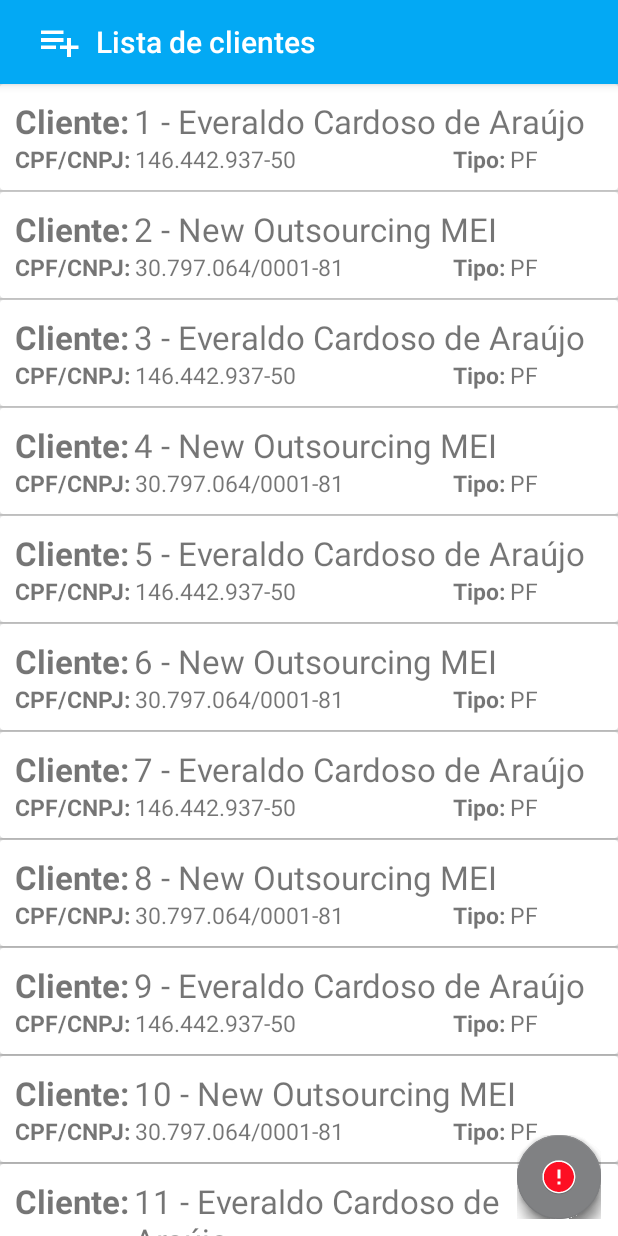
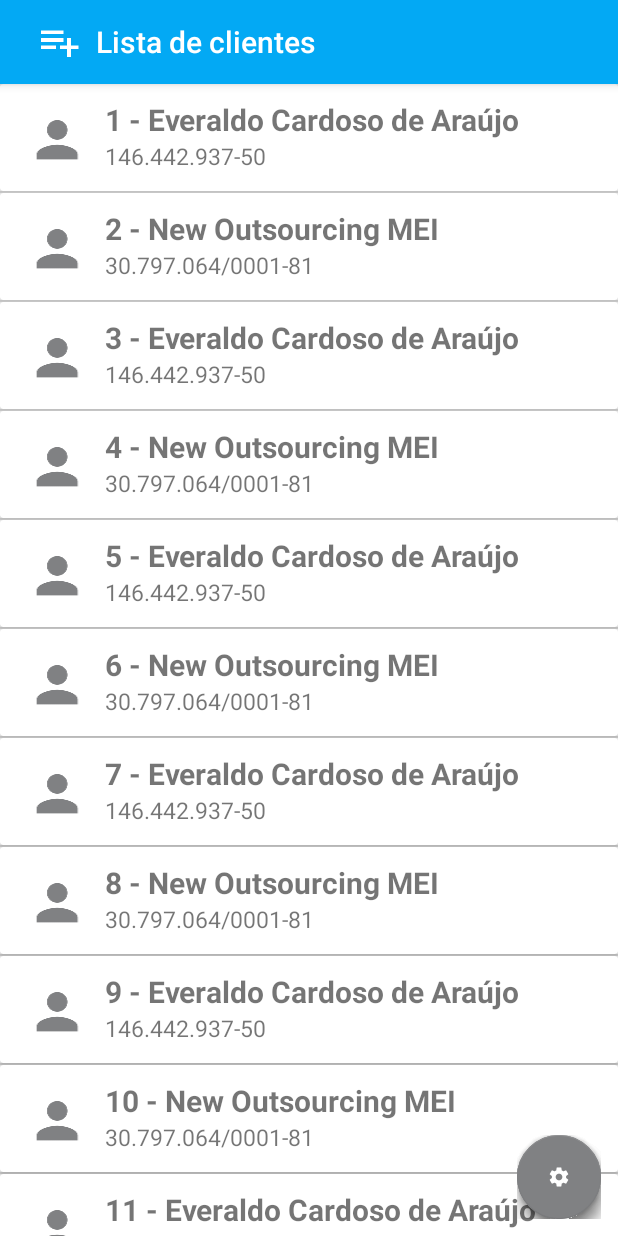
Before and after one commit to cardosodearaujo/AppMeuCliente, an Android app: the screen it shows after launch (ListClientActivity), on a phone screen of 412 x 824 dp. Run offline under Robolectric (Android 15) with nearby library versions, the phone set to English and light mode, and no system bars; our stand-ins replace CircleImageView; libraries missing offline, so code that uses them is left out: com.github.clans.fab; plain views replace FloatingActionButton, FloatingActionMenu; 5 statements that could not run were skipped.

Commit message:
Corrigido o bug que embaralhava a lista; Incluido icone na lista; Incluido botão de configurações do APP; Adicionado as libs Retrofit, Picasso e CircularImageView;

```diff
--- a/app/build.gradle
+++ b/app/build.gradle
@@ -20,9 +20,14 @@ android {
 
 dependencies {
     implementation fileTree(dir: 'libs', include: ['*.jar'])
+    //noinspection GradleCompatible
     implementation 'com.android.support:appcompat-v7:28.0.0'
     implementation 'com.android.support:design:28.0.0'
     implementation 'com.android.support.constraint:constraint-layout:1.1.3'
     implementation 'com.android.support:support-v4:28.0.0'
     implementation 'com.github.clans:fab:1.6.2'
+    implementation 'de.hdodenhof:circleimageview:2.1.0'
+    implementation 'br.com.jansenfelipe:androidmask:1.0.1'
+    implementation 'com.squareup.retrofit2:retrofit:2.5.0'
+    implementation 'com.squareup.picasso:picasso:2.71828'
 }
--- a/app/src/main/AndroidManifest.xml
+++ b/app/src/main/AndroidManifest.xml
@@ -1,5 +1,6 @@
 <?xml version="1.0" encoding="utf-8"?>
 <manifest xmlns:android="http://schemas.android.com/apk/res/android"
+    xmlns:tools="http://schemas.android.com/tools"
     package="br.com.newoutsourcing.walletofclients">
     <application
         android:allowBackup="true"
@@ -7,7 +8,8 @@
         android:label="@string/str_app_name"
         android:roundIcon="@mipmap/ic_wallet"
         android:supportsRtl="true"
-        android:theme="@style/AppTheme">
+        android:theme="@style/AppTheme"
+        tools:replace="android:label">
 
         <activity
             android:name=".Views.Activitys.ListClientActivity"
--- a/app/src/main/java/br/com/newoutsourcing/walletofclients/Views/Activitys/ListClientActivity.java
+++ b/app/src/main/java/br/com/newoutsourcing/walletofclients/Views/Activitys/ListClientActivity.java
@@ -39,14 +39,10 @@ public class ListClientActivity extends AppCompatActivity implements View.OnClic
         this.idBtnFam = this.findViewById(R.id.idBtnFam);
         this.idBtnFabClientLegalPerson = this.findViewById(R.id.idBtnFabClientLegalPerson);
         this.idBtnFabClientPhysicalPerson = this.findViewById(R.id.idBtnFabClientPhysicalPerson);
-        this.idBtnFabError = this.findViewById(R.id.idBtnFabError);
         this.idRecycleView = this.findViewById(R.id.idRecycleView);
-
         //Eventos dos botões:
         this.idBtnFabClientLegalPerson.setOnClickListener(this.onClickBtnFabClientLegalPerson);
         this.idBtnFabClientPhysicalPerson.setOnClickListener(this.onClickBtnFabClientPhysicalPerson);
-        this.idBtnFabError.setOnClickListener(this.onClickBtnFabError);
-
         //Configurando a RecyclerView:
         LinearLayoutManager linearLayoutManager = new LinearLayoutManager(ListClientActivity.this);
         linearLayoutManager.setOrientation(LinearLayoutManager.VERTICAL);
@@ -60,7 +56,7 @@ public class ListClientActivity extends AppCompatActivity implements View.OnClic
 
     private ClientAdapter getAdapter(){
         ArrayList<ClientObject> clientList = new ArrayList<ClientObject>();
-        for (int cont = 0; cont <=100; cont++){
+        for (int cont = 0; cont <100; cont++){
             if (cont % 2 == 0){
                 clientList.add(getClient((cont+1) + " - Everaldo Cardoso de Araújo  ", "146.442.937-50","PF"));
             }else {
@@ -96,13 +92,6 @@ public class ListClientActivity extends AppCompatActivity implements View.OnClic
         }
     };
 
-    View.OnClickListener onClickBtnFabError = new View.OnClickListener(){
-        @Override
-        public void onClick(View v) {
-            FunctionsApp.startActivity(ListClientActivity.this,ErrorActivity.class,null );
-        }
-    };
-
     @Override
     public void onClick(View v) {
         //Nada por enquanto....
--- a/app/src/main/res/layout/activity_list_client.xml
+++ b/app/src/main/res/layout/activity_list_client.xml
@@ -90,12 +90,13 @@
                 fab:fab_size="mini" />
 
             <com.github.clans.fab.FloatingActionButton
-                android:id="@+id/idBtnFabError"
+                android:id="@+id/idBtnFabClientConfig"
                 android:layout_width="wrap_content"
                 android:layout_height="wrap_content"
-                android:src="@mipmap/ic_error"
-                fab:fab_label="Erro"
+                android:src="@mipmap/ic_settings"
+                fab:fab_label="@string/str_list_client_settings"
                 fab:fab_size="mini" />
+
         </com.github.clans.fab.FloatingActionMenu>
     </RelativeLayout>
 </LinearLayout>
--- a/app/src/main/res/layout/card_view_client.xml
+++ b/app/src/main/res/layout/card_view_client.xml
@@ -1,87 +1,58 @@
 <?xml version="1.0" encoding="utf-8"?>
-<android.support.v7.widget.CardView
-    xmlns:android="http://schemas.android.com/apk/res/android"
+<android.support.v7.widget.CardView xmlns:android="http://schemas.android.com/apk/res/android"
     android:layout_width="match_parent"
     android:layout_height="wrap_content">
 
     <LinearLayout
         android:layout_width="match_parent"
         android:layout_height="match_parent"
-        android:orientation="vertical"
+        android:orientation="horizontal"
         android:padding="10dp">
+
+        <de.hdodenhof.circleimageview.CircleImageView
+            android:id="@+id/idPhotoProfile"
+            android:layout_width="50dp"
+            android:layout_height="match_parent"
+            android:layout_marginLeft="3dp"
+            android:layout_marginRight="3dp"
+            android:layout_marginTop="3dp"
+            android:background="@mipmap/ic_client"
+            android:backgroundTint="@color/colorAccent"/>
 
         <LinearLayout
             android:layout_width="match_parent"
-            android:layout_height="wrap_content"
-            android:orientation="horizontal">
+            android:layout_height="match_parent"
+            android:orientation="vertical">
+
+            <TextView
+                android:id="@+id/idTxwNome"
+                android:layout_width="match_parent"
+                android:layout_height="wrap_content"
+                android:layout_marginLeft="3dp"
+                android:textStyle="bold"
+                android:textSize="20sp" />
 
             <LinearLayout
                 android:layout_width="match_parent"
                 android:layout_height="wrap_content"
-                android:layout_weight="1"
                 android:orientation="horizontal">
-
-                <TextView
-                    android:layout_width="wrap_content"
-                    android:layout_height="wrap_content"
-                    android:text="@string/str_card_client_name"
-                    android:textSize="22dp"
-                    android:textStyle="bold" />
-
-                <TextView
-                    android:id="@+id/idTxwNome"
-                    android:layout_width="match_parent"
-                    android:layout_height="wrap_content"
-                    android:layout_marginLeft="3dp"
-                    android:textSize="22dp" />
-            </LinearLayout>
-        </LinearLayout>
-
-        <LinearLayout
-            android:layout_width="match_parent"
-            android:layout_height="wrap_content"
-            android:orientation="horizontal">
-
-            <LinearLayout
-                android:layout_width="match_parent"
-                android:layout_height="wrap_content"
-                android:layout_weight="1"
-                android:orientation="horizontal">
-
-                <TextView
-                    android:layout_width="wrap_content"
-                    android:layout_height="wrap_content"
-                    android:text="@string/str_card_client_CPF_CNPJ"
-                    android:textSize="15dp"
-                    android:textStyle="bold" />
 
                 <TextView
                     android:id="@+id/idTxwCPF_CNPJ"
                     android:layout_width="match_parent"
                     android:layout_height="wrap_content"
                     android:layout_marginLeft="3dp"
+                    android:layout_weight="1"
                     android:textSize="15dp" />
-            </LinearLayout>
-
-            <LinearLayout
-                android:layout_width="200dp"
-                android:layout_height="wrap_content"
-                android:layout_weight="1"
-                android:orientation="horizontal">
-
-                <TextView
-                    android:layout_width="wrap_content"
-                    android:layout_height="match_parent"
-                    android:text="@string/str_card_client_type"
-                    android:textSize="15dp"
-                    android:textStyle="bold" />
 
                 <TextView
                     android:id="@+id/idTxwTipo"
                     android:layout_width="match_parent"
                     android:layout_height="wrap_content"
                     android:layout_marginLeft="3dp"
-                    android:textSize="15dp" />
+                    android:layout_weight="1"
+                    android:textSize="13dp"
+                    android:visibility="invisible"/>
             </LinearLayout>
         </LinearLayout>
     </LinearLayout>
--- a/app/src/main/res/values/strings.xml
+++ b/app/src/main/res/values/strings.xml
@@ -13,6 +13,7 @@
     <string name="str_list_client_list">Lista de clientes</string>
     <string name="str_list_client_pf">Pessoa física</string>
     <string name="str_list_client_pj">Pessoa juridica</string>
+    <string name="str_list_client_settings">Configurações</string>
 
     <!-- TODO: Card de clientes-->
     <string name="str_card_client_name">Cliente:</string>
```
Also changed, not shown: app/src/main/ic_client_circle-web.png (added), app/src/main/ic_settings-web.png (added), app/src/main/res/mipmap-hdpi/ic_client_circle.png (added), app/src/main/res/mipmap-hdpi/ic_settings.png (added), app/src/main/res/mipmap-mdpi/ic_client_circle.png (added), app/src/main/res/mipmap-mdpi/ic_settings.png (added), app/src/main/res/mipmap-xhdpi/ic_client_circle.png (added), app/src/main/res/mipmap-xhdpi/ic_settings.png (added), app/src/main/res/mipmap-xxhdpi/ic_client_circle.png (added), app/src/main/res/mipmap-xxhdpi/ic_settings.png (added), app/src/main/res/mipmap-xxxhdpi/ic_client_circle.png (added), app/src/main/res/mipmap-xxxhdpi/ic_settings.png (added).
